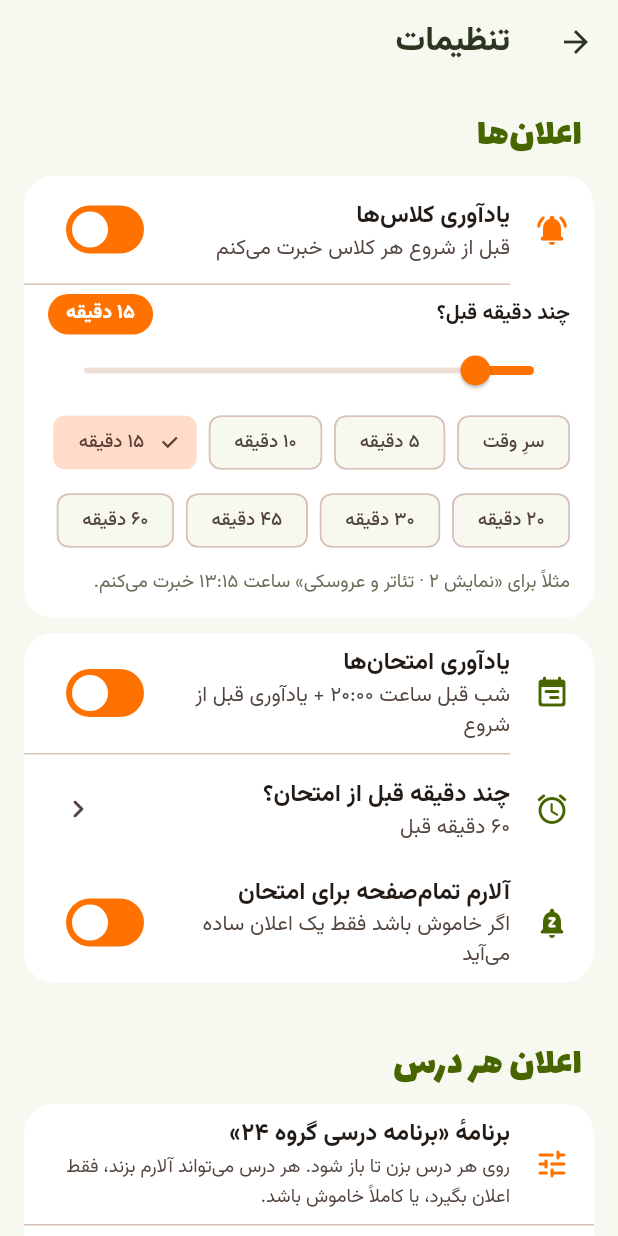
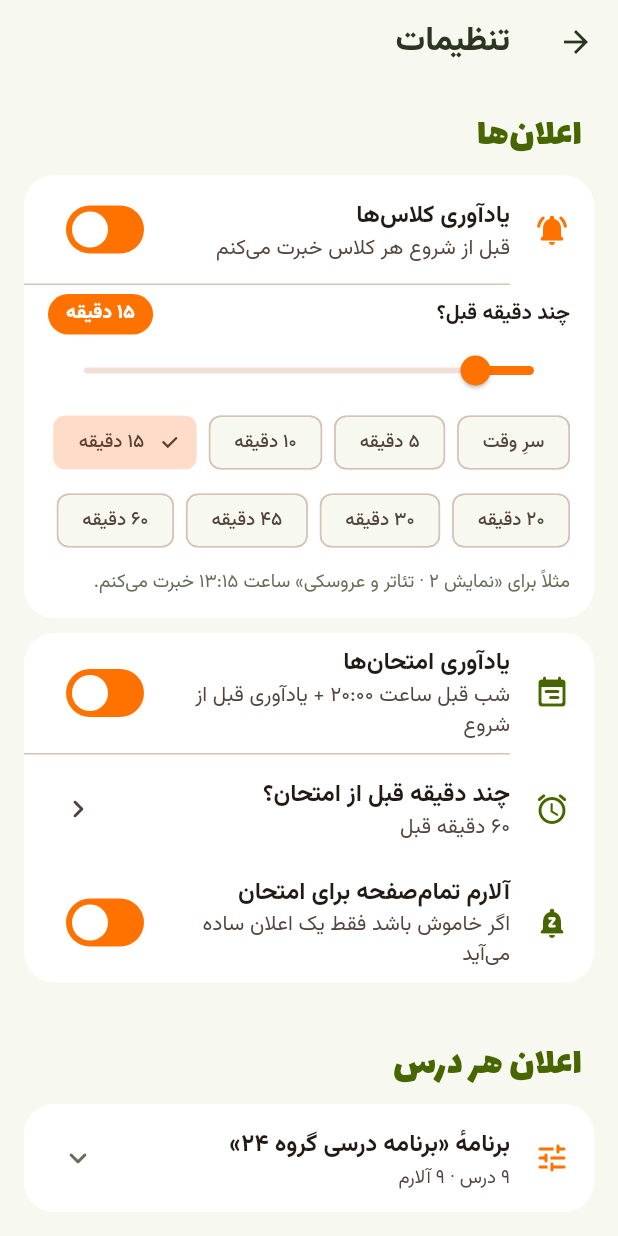
Before and after one commit to dnh-bit/group24, a Flutter app: the SettingsScreen screen opened directly, on a phone screen of 412 x 824 dp. Run offline on Flutter 3.47's test engine with Material 3 defaults, Android fonts, the phone set to English and light mode, and no system bars; our stand-ins replace file_picker, flutter_local_notifications, shared_preferences, timezone; accounts and stored records are empty; statements that could not run were skipped.

Commit message:
feat(v0.1.5): تک‌ساعته‌ها پیش‌فرض بی‌اعلان + کشویی فهرست درس‌ها
- Session.alarmOff سه‌حالته شد (null = پیش‌فرض): تک‌ساعته بی‌اعلان، بقیه اعلان‌دار
- alarmEnabled/alarmOffEffective برای یک منطق واحد در UI و سرویس
- تفکیک «برگزار نشود» از «اعلان نگیرد»
- برچسب «· ۱ ساعته» روی جلسه‌های تک‌ساعته
- بخش «اعلان هر درس» کشویی شد با خلاصهٔ شمارش حالت‌ها
- پورت پایتونی + تست‌های مرزی (دقیقاً ۱ ساعت، ۵۸ دقیقه، ۱ ساعت و ۲ دقیقه)

```diff
--- a/lib/data/models.dart
+++ b/lib/data/models.dart
@@ -58,6 +58,19 @@ CourseAlert _alertOf(Map j) {
   // سازگاری با فایل‌های قدیمی
   if (_bool(_pick(j, ['muted']), false)) return CourseAlert.off;
   return CourseAlert.alarm;
+}
+
+/// مثل [_bool] ولی اگر کلید وجود نداشته باشد `null` برمی‌گرداند
+/// (یعنی «پیش‌فرض» را رعایت کن).
+bool? _boolOrNull(dynamic v) {
+  if (v == null) return null;
+  if (v is bool) return v;
+  if (v is num) return v != 0;
+  final s = _normDigits(v.toString()).toLowerCase().trim();
+  if (s.isEmpty) return null;
+  if (const ['true', '1', 'yes', 'on', 'بله', 'آری', 'فعال', 'روشن'].contains(s)) return true;
+  if (const ['false', '0', 'no', 'off', 'خیر', 'نه', 'غیرفعال', 'خاموش'].contains(s)) return false;
+  return null;
 }
 
 /// بولین تحمل‌پذیر: true/false، ۱/۰، "بله"/"خیر"، "on"/"off"
@@ -124,8 +137,11 @@ class Session {
   final String room;
   final String type; // نظری / عملی
 
-  /// آلارم این جلسه خاموش باشد (مثلاً کلاسی که همیشه سر وقت نمی‌روی).
-  final bool alarmOff;
+  /// اعلان این جلسه خاموش باشد.
+  ///
+  /// `null` یعنی «پیش‌فرض»: جلسه‌های **تک‌ساعته** به‌طور پیش‌فرض اعلان
+  /// نمی‌گیرند (کاربر می‌تواند روشنشان کند) و بقیه پیش‌فرض روشن‌اند.
+  final bool? alarmOff;
 
   const Session({
     required this.day,
@@ -133,7 +149,7 @@ class Session {
     required this.end,
     this.room = '',
     this.type = 'نظری',
-    this.alarmOff = false,
+    this.alarmOff,
   });
 
   double get length => end - start;
@@ -141,6 +157,15 @@ class Session {
   /// جلسات یک‌ساعته در این برنامه برگزار نمی‌شن (قاعدهٔ کتبی کاربر)؛
   /// خاکستری می‌شن، اعلان ندارن و در «کلاس بعدی» هم ظاهر نمی‌شن.
   bool get isOneHour => (length - 1.0).abs() < 0.001;
+
+  /// اعلان این جلسه روشن است؟
+  ///
+  /// اگر کاربر دستی انتخاب نکرده باشد (`alarmOff == null`) جلسه‌های
+  /// تک‌ساعته پیش‌فرض بی‌اعلان‌اند و بقیه اعلان می‌گیرند.
+  bool get alarmEnabled => !(alarmOff ?? isOneHour);
+
+  /// مقدار مؤثر برای نمایش/ذخیره (پیش‌فرض را هم حساب می‌کند).
+  bool get alarmOffEffective => !alarmEnabled;
 
   bool overlaps(Session o) => o.day == day && start < o.end && o.start < end;
 
@@ -151,6 +176,7 @@ class Session {
     String? room,
     String? type,
     bool? alarmOff,
+    bool resetAlarmOff = false,
   }) =>
       Session(
         day: day ?? this.day,
@@ -158,7 +184,7 @@ class Session {
         end: end ?? this.end,
         room: room ?? this.room,
         type: type ?? this.type,
-        alarmOff: alarmOff ?? this.alarmOff,
+        alarmOff: resetAlarmOff ? null : (alarmOff ?? this.alarmOff),
       );
 
   Map<String, dynamic> toJson() => {
@@ -167,7 +193,7 @@ class Session {
         'e': end,
         'room': room,
         't': type,
-        if (alarmOff) 'alarmOff': true,
+        if (alarmOff != null) 'alarmOff': alarmOff,
       };
 
   factory Session.fromJson(Map<String, dynamic> j) {
@@ -184,7 +210,7 @@ class Session {
       type: _str(_pick(j, ['t', 'type', 'نوع'])).isEmpty
           ? 'نظری'
           : _str(_pick(j, ['t', 'type', 'نوع'])),
-      alarmOff: _bool(_pick(j, ['alarmOff', 'alarm_off', 'silent', 'بی‌صدا']), false),
+      alarmOff: _boolOrNull(_pick(j, ['alarmOff', 'alarm_off', 'silent', 'بی‌صدا'])),
     );
   }
 }
--- a/lib/screens/editor/session_sheet.dart
+++ b/lib/screens/editor/session_sheet.dart
@@ -47,7 +47,8 @@ class _SessionSheetState extends State<_SessionSheet> {
         end: _end,
         room: _room.text.trim(),
         type: _type,
-        alarmOff: widget.initial?.alarmOff ?? false,
+        // null یعنی «پیش‌فرض» — با ویرایش ساعت، انتخاب دستی کاربر پاک نشود
+        alarmOff: widget.initial?.alarmOff,
       );
 
   @override
--- a/lib/screens/settings_screen.dart
+++ b/lib/screens/settings_screen.dart
@@ -288,27 +288,12 @@ class _SettingsScreenState extends State<SettingsScreen> with WidgetsBindingObse
           const _SectionTitle('اعلان هر درس'),
 
           _Card(children: [
-            ListTile(
-              leading: const Icon(Icons.tune_rounded, color: AppColors.saffron),
-              title: Text('برنامهٔ «${notifGroup.name}»', style: _tTile),
-              subtitle: const Text(
-                'روی هر درس بزن تا باز شود. هر درس می‌تواند آلارم بزند، '
-                'فقط اعلان بگیرد، یا کاملاً خاموش باشد.',
-                style: TextStyle(fontSize: 12.5, height: 1.6),
-              ),
+            // کل این بخش یک کشویی است: بسته = فقط عنوان و خلاصه،
+            // باز = فهرست کامل درس‌ها برای انتخاب اعلان.
+            _CourseListExpansion(
+              group: notifGroup,
+              onChanged: () => setState(() {}),
             ),
-            const Divider(height: 1),
-            if (notifGroup.courses.isEmpty)
-              const Padding(
-                padding: EdgeInsets.fromLTRB(16, 12, 16, 16),
-                child: Text('این گروه درسی ندارد.', style: TextStyle(color: AppColors.muted)),
-              ),
-            for (final c in notifGroup.courses)
-              _CourseAlarmExpansion(
-                course: c,
-                groupId: notifGroup.id,
-                onChanged: () => setState(() {}),
-              ),
           ]),
 
           // ═══════════ ۳. آلارم ═══════════
@@ -556,12 +541,95 @@ class _SliderBlock extends StatelessWidget {
   }
 }
 
+/// کشویی فهرست درس‌ها: بسته = عنوان گروه + خلاصهٔ وضعیت؛ باز = همهٔ درس‌ها.
+class _CourseListExpansion extends StatefulWidget {
+  final CourseGroup group;
+  final VoidCallback onChanged;
+  const _CourseListExpansion({required this.group, required this.onChanged});
+
+  @override
+  State<_CourseListExpansion> createState() => _CourseListExpansionState();
+}
+
+class _CourseListExpansionState extends State<_CourseListExpansion> {
+  bool _open = false;
+
+  CourseGroup get group => widget.group;
+
+  @override
+  Widget build(BuildContext context) {
+    final total = group.courses.length;
+    final alarms = group.courses
+        .where((c) => c.alert == CourseAlert.alarm && !c.muted)
+        .length;
+    final notices = group.courses
+        .where((c) => c.alert == CourseAlert.notice && !c.muted)
+        .length;
+    final offs = total - alarms - notices;
+
+    // خلاصهٔ کوتاه برای حالت بسته
+    final parts = <String>[
+      if (alarms > 0) '${fa(alarms)} آلارم',
+      if (notices > 0) '${fa(notices)} اعلان',
+      if (offs > 0) '${fa(offs)} خاموش',
+    ];
+
+    return Column(
+      crossAxisAlignment: CrossAxisAlignment.stretch,
+      children: [
+        ListTile(
+          onTap: () => setState(() => _open = !_open),
+          leading: const Icon(Icons.tune_rounded, color: AppColors.saffron),
+          title: Text('برنامهٔ «${group.name}»', style: _tTile),
+          subtitle: Text(
+            total == 0
+                ? 'این گروه درسی ندارد'
+                : _open
+                    ? 'برای هر درس، حالت اعلان را انتخاب کن'
+                    : '${fa(total)} درس · ${parts.isEmpty ? 'همه خاموش' : parts.join(' · ')}',
+            style: const TextStyle(fontSize: 12.5, height: 1.6),
+          ),
+          trailing: Icon(_open ? Icons.expand_less_rounded : Icons.expand_more_rounded,
+              color: AppColors.muted),
+        ),
+        if (_open) ...[
+          Padding(
+            padding: const EdgeInsets.fromLTRB(16, 0, 16, 8),
+            child: Text(
+              'روی هر درس بزن تا باز شود. هر درس می‌تواند آلارم بزند، '
+              'فقط اعلان بگیرد، یا کاملاً خاموش باشد.',
+              style: const TextStyle(fontSize: 12, color: AppColors.muted, height: 1.6),
+            ),
+          ),
+          const Divider(height: 1),
+          if (total == 0)
+            const Padding(
+              padding: EdgeInsets.fromLTRB(16, 12, 16, 16),
+              child: Text('این گروه درسی ندارد.', style: TextStyle(color: AppColors.muted)),
+            ),
+          for (final c in group.courses)
+            _CourseAlarmExpansion(
+              key: ValueKey('${group.id}-${c.id}'),
+              course: c,
+              groupId: group.id,
+              onChanged: () {
+                setState(() {}); // خلاصهٔ بالای کشویی هم به‌روز شود
+                widget.onChanged();
+              },
+            ),
+        ],
+      ],
+    );
+  }
+}
+
 /// کشویی یک درس: بسته = نام + خلاصهٔ حالت؛ باز = انتخاب حالت، زمان و جلسه‌ها.
 class _CourseAlarmExpansion extends StatefulWidget {
   final Course course;
   final String groupId;
   final VoidCallback onChanged;
   const _CourseAlarmExpansion({
+    super.key,
     required this.course,
     required this.groupId,
     required this.onChanged,
@@ -642,10 +710,12 @@ class _CourseAlarmExpansionState extends State<_CourseAlarmExpansion> {
   Future<void> _toggleSession(int index) async {
     final list = List<Session>.of(course.sessions);
     if (index < 0 || index >= list.length) return;
-    list[index] = list[index].copyWith(alarmOff: !list[index].alarmOff);
+    // مقدار مؤثر فعلی را برمی‌گردانیم (پیش‌فرضِ تک‌ساعته هم حساب می‌شود)
+    list[index] = list[index].copyWith(alarmOff: list[index].alarmEnabled);
     await _update(course.copyWith(sessions: list));
   }
 
+  /// «همه روشن / همه خاموش»: همهٔ جلسه‌ها را صریح روی یک مقدار می‌گذارد.
   Future<void> _toggleAllSessions(bool on) async {
     final list = [for (final s in course.sessions) s.copyWith(alarmOff: !on)];
     await _update(course.copyWith(sessions: list));
@@ -654,7 +724,7 @@ class _CourseAlarmExpansionState extends State<_CourseAlarmExpansion> {
   @override
   Widget build(BuildContext context) {
     final on = course.alertsOn && !course.muted;
-    final offSessions = course.sessions.where((s) => s.alarmOff).length;
+    final offSessions = course.sessions.where((s) => !s.alarmEnabled).length;
     final mins = NotificationService.minutesFor(course);
 
     final (Color tint, IconData icon) = switch (course.alert) {
@@ -795,10 +865,11 @@ class _CourseAlarmExpansionState extends State<_CourseAlarmExpansion> {
                         for (var i = 0; i < course.sessions.length; i++)
                           FilterChip(
                             label: Text(
-                              '${kDayNames[course.sessions[i].day]} ${fmtTime(course.sessions[i].start)}',
+                              '${kDayNames[course.sessions[i].day]} ${fmtTime(course.sessions[i].start)}'
+                              '${course.sessions[i].isOneHour ? ' · ۱ ساعته' : ''}',
                               style: const TextStyle(fontSize: 11.5),
                             ),
-                            selected: !course.sessions[i].alarmOff,
+                            selected: course.sessions[i].alarmEnabled,
                             onSelected: (_) => _toggleSession(i),
                             selectedColor: AppColors.saffron.withAlpha(40),
                             checkmarkColor: AppColors.saffron,
--- a/pubspec.yaml
+++ b/pubspec.yaml
@@ -1,7 +1,7 @@
 name: course_plan
 description: "برنامه درسی · دانشگاه فرهنگیان"
 publish_to: 'none'
-version: 0.1.4+14
+version: 0.1.5+15
 
 environment:
   sdk: ">=3.5.0 <4.0.0"
```
Also changed, not shown: lib/screens/editor/course_form_screen.dart (+10 -6 lines), lib/services/notification_service.dart (+6 -3 lines), 3 other files.
